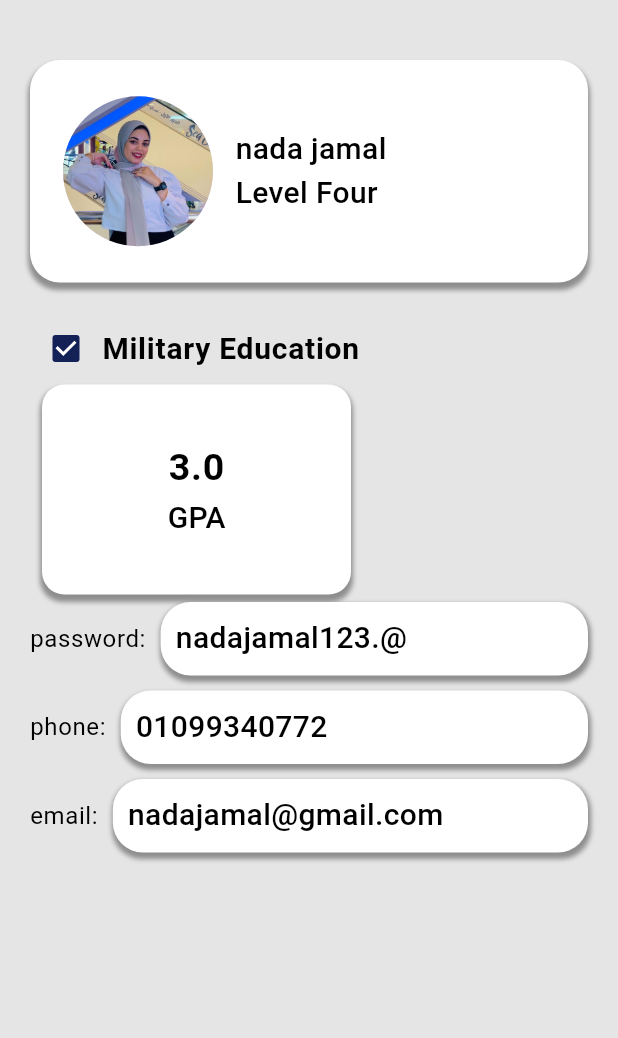
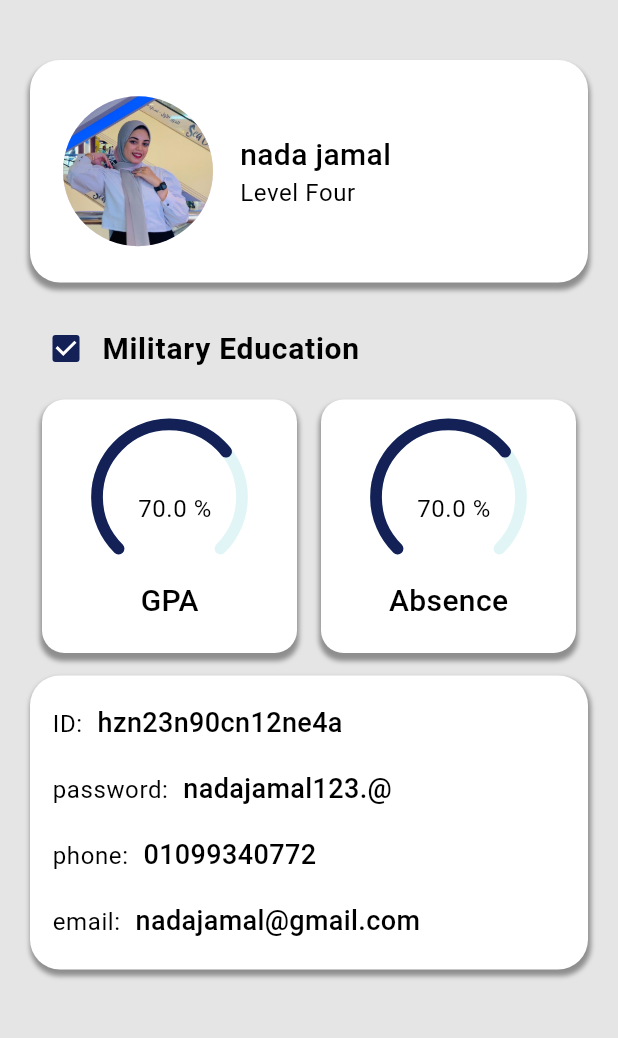
Before and after one commit to mohamed6572/cridet-hour-system, a Flutter app: the Student_PersonalData screen opened directly, on a phone screen of 412 x 824 dp, the part 84-1122 px from its top. Run offline on Flutter 3.47's test engine with Material 3 defaults, Android fonts, the light colour scheme and no system bars; drawn by our look-alikes of syncfusion_flutter_gauges; our stand-ins replace bloc, dio, file_picker, flutter_bloc, image_picker, photo_view and 1 more; missing offline and left inert: excel, window_size; accounts and stored records are empty.

Commit message:
solve desgin in home screen

```diff
--- a/lib/pressentaion/UI/Home/container_person_data.dart
+++ b/lib/pressentaion/UI/Home/container_person_data.dart
@@ -3,23 +3,29 @@ import 'package:flutter/material.dart';
 
 class ContainerPersonData extends StatelessWidget {
   String text;
-  ContainerPersonData({required this.text});
+  String text1;
+  ContainerPersonData({required this.text,required this.text1});
   @override
   Widget build(BuildContext context) {
-    return Expanded(
-      child:Container(
-        margin: EdgeInsets.symmetric(vertical: 5),
-              padding:EdgeInsets.all(10),
-              decoration: BoxDecoration(
-                  borderRadius: BorderRadius.circular(20),
-                  boxShadow: [
-                    BoxShadow(
-                        offset: Offset(1,3),
-                        blurRadius: 2,
-                        spreadRadius: 1,
-                        color: ColorManager.boxShadowColor)
-                  ],
-                  color:ColorManager.white),child:Text(text,style:Theme.of(context).textTheme.bodyMedium,textAlign:TextAlign.start,)
+    return Container(
+      padding: EdgeInsets.symmetric(vertical: 9,horizontal: 5),
+      child: Row(
+        children: [
+          Text(text1,
+              style: Theme.of(context)
+                  .textTheme
+                  .bodySmall!
+                  .copyWith(color: ColorManager.black)),
+          SizedBox(
+            width: 10,
+          ),
+          Expanded(
+            child: Text(
+              text,
+             style:Theme.of(context).textTheme.bodyMedium!.copyWith(fontSize: 18),textAlign:TextAlign.start,
+            ),
+          )
+        ],
       ),
     );
   }
--- a/lib/pressentaion/UI/Home/student_data.dart
+++ b/lib/pressentaion/UI/Home/student_data.dart
@@ -1,6 +1,7 @@
 import 'package:cridet_hour_system/pressentaion/UI/Home/container_person_data.dart';
 import 'package:cridet_hour_system/pressentaion/resources/custom_widgets/custom_widget.dart';
 import 'package:flutter/material.dart';
+import 'package:syncfusion_flutter_gauges/gauges.dart';
 
 import '../../../generated/assets.dart';
 import '../../resources/color_manager.dart';
@@ -58,10 +59,20 @@ class _Student_PersonalDataState extends State<Student_PersonalData> {
                         width: 10,
                       ),
                       Padding(
-                        padding: EdgeInsets.all(5),
-                        child: Center(
-                          child: Text("nada jamal\nLevel Four",
-                              style: Theme.of(context).textTheme.bodyMedium),
+                        padding: const EdgeInsets.all(8.0),
+                        child: Column(
+                          mainAxisAlignment: MainAxisAlignment.center,
+                          crossAxisAlignment: CrossAxisAlignment.start,
+                          children: [
+                            Center(
+                              child: Text("nada jamal",
+                                  style: Theme.of(context).textTheme.bodyMedium),
+                            ),
+                            Center(
+                              child: Text("Level Four",
+                                  style: Theme.of(context).textTheme.bodySmall),
+                            ),
+                          ],
                         ),
                       ),
                       // SizedBox(width: 10,),
@@ -70,65 +81,71 @@ class _Student_PersonalDataState extends State<Student_PersonalData> {
                   ),
                 ),
               ),
-              SizedBox(height:20,),
-              Row(
-               children: [
-                 Checkbox(value: true, onChanged: (v){}),
-                 Text("Military Education",style:Theme.of(context).textTheme.bodyLarge!.copyWith(fontSize:20) ,),
-               ],
+              SizedBox(
+                height: 20,
               ),
               Row(
                 children: [
-                  defult_container
-                    (
-                    pv: 5.0,
-                    h: 140.0,
-                      w: mediaquery(context).width/2,
-                      child: Column(
-                        mainAxisAlignment: MainAxisAlignment.center,
-                        crossAxisAlignment: CrossAxisAlignment.center,
-                        children: [
-                    Text('3.0',style: Theme.of(context).textTheme.bodyLarge,),
-
-                    Align(alignment: Alignment.bottomCenter,
-
-                        child: Text('GPA',style: Theme.of(context).textTheme.bodyMedium,)),
-                  ],))
+                  Checkbox(value: true, onChanged: (v) {}),
+                  Text(
+                    "Military Education",
+                    style: Theme.of(context)
+                        .textTheme
+                        .bodyLarge!
+                        .copyWith(fontSize: 20),
+                  ),
                 ],
               ),
               Row(
                 children: [
-                  Text(
-                      "password:",
-                      style:Theme.of(context).textTheme.bodySmall!.copyWith(color:ColorManager.black)
+                  Expanded(
+                    child: progres_widget(
+                      text: 'GPA',
+                      value: 70.0,
+                    ),
                   ),
-                  SizedBox(width:10,),
-                ContainerPersonData(text:"nadajamal123.@",)
+                  Expanded(
+                    child: progres_widget(
+                      text: 'Absence',
+                      value: 70.0,
+                    ),
+                  ),
+                ],
+              ),
+              Container(
+                  margin: EdgeInsets.symmetric(vertical: 5),
+                  padding:EdgeInsets.all(10),
+                  decoration: BoxDecoration(
+                      borderRadius: BorderRadius.circular(20),
+                      boxShadow: [
+                        BoxShadow(
+                            offset: Offset(1,3),
+                            blurRadius: 2,
+                            spreadRadius: 1,
+                            color: ColorManager.boxShadowColor)
+                      ],
+                      color:ColorManager.white),
+                child: Column(
+                  children: [
+                    ContainerPersonData(
+                      text: "hzn23n90cn12ne4a",
+                      text1: "ID:",
+                    ),ContainerPersonData(
+                      text: "nadajamal123.@",
+                      text1: "password:",
+                    ),
+                    ContainerPersonData(
+                      text: "01099340772",
+                      text1: "phone:",
+                    ),
+                    ContainerPersonData(
+                      text: "nadajamal@gmail.com",
+                      text1: "email:",
+                    ),
 
 
-                ],
-              ),
-              Row(
-                children: [
-                  Text(
-                      "phone:",
-                      style:Theme.of(context).textTheme.bodySmall!.copyWith(color:ColorManager.black)
-                  ),
-                  SizedBox(width:10,),
-          ContainerPersonData(text:"01099340772",)
-
-                ],
-              ),
-              Row(
-                children: [
-                  Text(
-                      "email:",
-                      style:Theme.of(context).textTheme.bodySmall!.copyWith(color:ColorManager.black)
-                  ),
-                  SizedBox(width:10,),
-          ContainerPersonData(text:"nadajamal@gmail.com",)
-
-                ],
+                  ],
+                ),
               ),
             ],
           ),
@@ -136,4 +153,58 @@ class _Student_PersonalDataState extends State<Student_PersonalData> {
       ),
     );
   }
+
+  Widget progres_widget({required double value, text, onTap}) =>
+      defult_container(
+          child: InkWell(
+            onTap: () {},
+            child: Column(
+              children: [
+                Container(
+                  height: 120,
+                  padding: EdgeInsets.only(top: 10),
+                  child: SfRadialGauge(axes: <RadialAxis>[
+                    RadialAxis(
+                      minimum: 0,
+                      maximum: 100,
+                      showLabels: false,
+                      showTicks: false,
+                      axisLineStyle: AxisLineStyle(
+                        thickness: 0.15,
+                        cornerStyle: CornerStyle.bothCurve,
+                        color: Color.fromARGB(30, 0, 169, 181),
+                        thicknessUnit: GaugeSizeUnit.factor,
+                      ),
+                      annotations: [
+                        GaugeAnnotation(
+                            positionFactor: 0.15,
+                            angle: 80,
+                            widget: Text(
+                              ' ${value} %',
+                              style: Theme.of(context).textTheme.bodySmall,
+                            ))
+                      ],
+                      pointers: <GaugePointer>[
+                        RangePointer(
+                          value: value,
+                          color: ColorManager.primary,
+                          cornerStyle: CornerStyle.bothCurve,
+                          width: 0.15,
+                          sizeUnit: GaugeSizeUnit.factor,
+                        )
+                      ],
+                    ),
+                  ]),
+                ),
+                Text('$text'),
+                SizedBox(
+                  height: 20,
+                )
+              ],
+              mainAxisAlignment: MainAxisAlignment.center,
+              crossAxisAlignment: CrossAxisAlignment.center,
+            ),
+          ),
+          w: mediaquery(context).width / 4.5,
+          mv: 10.0);
 }
```
Also changed, not shown: lib/pressentaion/UI/Home/home_screen.dart (+57 -141 lines), lib/pressentaion/resources/theme_manager.dart (+6 -1 lines).
